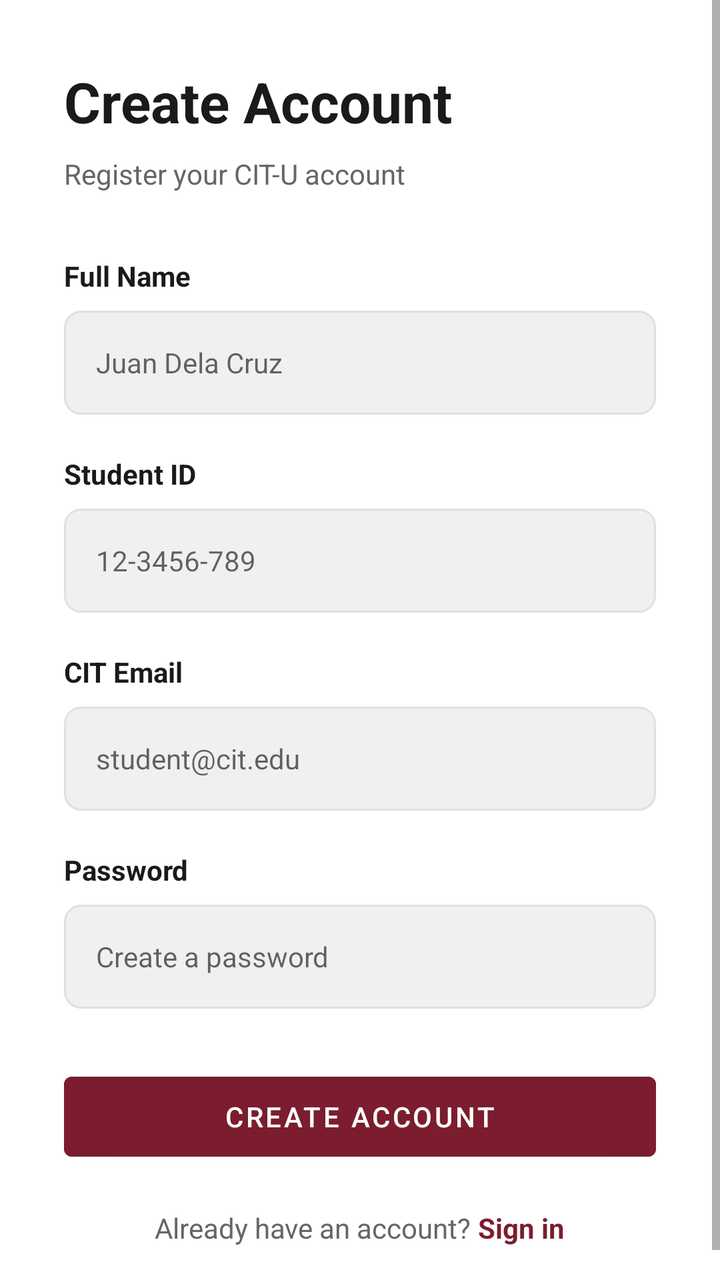
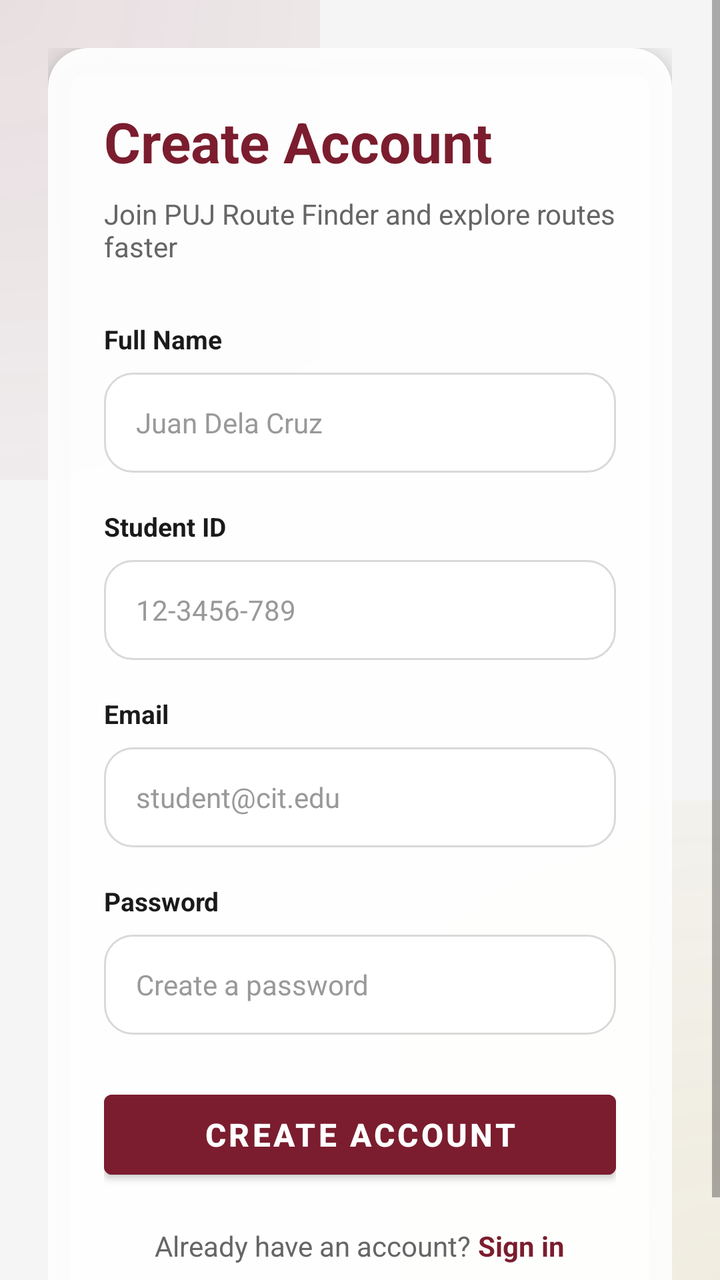

Two renders of the same Android screen: before a commit and after it. Below are the layout's source before the change and the commit's diff.
<!-- AndroidManifest.xml: application theme Theme.PUJRouteFinder -->
<!-- res/layout/activity_register.xml -->
<?xml version="1.0" encoding="utf-8"?>
<ScrollView xmlns:android="http://schemas.android.com/apk/res/android"
    android:layout_width="match_parent"
    android:layout_height="match_parent"
    android:background="#FFFFFF"
    android:fillViewport="true">

    <LinearLayout
        android:layout_width="match_parent"
        android:layout_height="wrap_content"
        android:orientation="vertical"
        android:padding="32dp"
        android:paddingTop="60dp">

        <TextView android:layout_width="match_parent" android:layout_height="wrap_content"
            android:text="Create Account" android:textSize="28sp" android:textStyle="bold"
            android:textColor="#1A1A1A" android:layout_marginBottom="8dp" />

        <TextView android:layout_width="match_parent" android:layout_height="wrap_content"
            android:text="Register your CIT-U account" android:textSize="14sp"
            android:textColor="#666666" android:layout_marginBottom="32dp" />

        <TextView android:layout_width="match_parent" android:layout_height="wrap_content"
            android:text="Full Name" android:textSize="14sp" android:textStyle="bold"
            android:textColor="#1A1A1A" android:layout_marginBottom="8dp" />
        <EditText android:id="@+id/etName" android:layout_width="match_parent"
            android:layout_height="52dp" android:hint="Juan Dela Cruz"
            android:inputType="textPersonName" android:background="@drawable/input_bg_rounded"
            android:paddingStart="16dp" android:paddingEnd="16dp"
            android:textSize="14sp" android:layout_marginBottom="20dp" />

        <TextView android:layout_width="match_parent" android:layout_height="wrap_content"
            android:text="Student ID" android:textSize="14sp" android:textStyle="bold"
            android:textColor="#1A1A1A" android:layout_marginBottom="8dp" />
        <EditText android:id="@+id/etStudentId" android:layout_width="match_parent"
            android:layout_height="52dp" android:hint="12-3456-789"
            android:background="@drawable/input_bg_rounded"
            android:paddingStart="16dp" android:paddingEnd="16dp"
            android:textSize="14sp" android:layout_marginBottom="20dp" />

        <TextView android:layout_width="match_parent" android:layout_height="wrap_content"
            android:text="CIT Email" android:textSize="14sp" android:textStyle="bold"
            android:textColor="#1A1A1A" android:layout_marginBottom="8dp" />
        <EditText android:id="@+id/etEmail" android:layout_width="match_parent"
            android:layout_height="52dp" android:hint="student@cit.edu"
            android:inputType="textEmailAddress" android:background="@drawable/input_bg_rounded"
            android:paddingStart="16dp" android:paddingEnd="16dp"
            android:textSize="14sp" android:layout_marginBottom="20dp" />

        <TextView android:layout_width="match_parent" android:layout_height="wrap_content"
            android:text="Password" android:textSize="14sp" android:textStyle="bold"
            android:textColor="#1A1A1A" android:layout_marginBottom="8dp" />
        <EditText android:id="@+id/etPassword" android:layout_width="match_parent"
            android:layout_height="52dp" android:hint="Create a password"
            android:inputType="textPassword" android:background="@drawable/input_bg_rounded"
            android:paddingStart="16dp" android:paddingEnd="16dp"
            android:textSize="14sp" android:layout_marginBottom="28dp" />

        <ProgressBar android:id="@+id/progressBar" android:layout_width="wrap_content"
            android:layout_height="wrap_content" android:layout_gravity="center"
            android:visibility="gone" android:layout_marginBottom="12dp" />

        <Button android:id="@+id/btnRegister" android:layout_width="match_parent"
            android:layout_height="52dp" android:text="Create Account"
            android:textColor="#FFFFFF" android:backgroundTint="#7B1D2E"
            android:layout_marginBottom="20dp" />

        <LinearLayout android:layout_width="wrap_content" android:layout_height="wrap_content"
            android:orientation="horizontal" android:layout_gravity="center">
            <TextView android:layout_width="wrap_content" android:layout_height="wrap_content"
                android:text="Already have an account? " android:textSize="14sp"
                android:textColor="#666666" />
            <TextView android:id="@+id/tvLogin" android:layout_width="wrap_content"
                android:layout_height="wrap_content" android:text="Sign in"
                android:textSize="14sp" android:textColor="#7B1D2E" android:textStyle="bold" />
        </LinearLayout>

    </LinearLayout>
</ScrollView>
<!-- resources referenced by this layout -->
<resources>
  <!-- drawable input_bg_rounded (drawable) -->
  <?xml version="1.0" encoding="utf-8"?>
  <shape xmlns:android="http://schemas.android.com/apk/res/android" android:shape="rectangle">
      <corners android:radius="8dp" />
      <solid android:color="#F0F0F0" />
      <stroke android:width="1dp" android:color="#E0E0E0" />
  </shape>
  <style name="Theme.PUJRouteFinder" parent="Theme.MaterialComponents.Light.NoActionBar">
          <item name="colorPrimary">#7B1D2E</item>
          <item name="colorPrimaryDark">#5A1520</item>
          <item name="colorAccent">#C9A227</item>
      </style>
</resources>

<!-- the commit's change to res/layout/activity_register.xml (unified diff, before → after) -->
@@ -1,79 +1,181 @@
 <?xml version="1.0" encoding="utf-8"?>
 <ScrollView xmlns:android="http://schemas.android.com/apk/res/android"
+    xmlns:app="http://schemas.android.com/apk/res-auto"
     android:layout_width="match_parent"
     android:layout_height="match_parent"
-    android:background="#FFFFFF"
+    android:background="@drawable/auth_bg"
     android:fillViewport="true">
 
     <LinearLayout
         android:layout_width="match_parent"
         android:layout_height="wrap_content"
         android:orientation="vertical"
-        android:padding="32dp"
-        android:paddingTop="60dp">
+        android:gravity="center"
+        android:padding="24dp">
 
-        <TextView android:layout_width="match_parent" android:layout_height="wrap_content"
-            android:text="Create Account" android:textSize="28sp" android:textStyle="bold"
-            android:textColor="#1A1A1A" android:layout_marginBottom="8dp" />
+        <androidx.cardview.widget.CardView
+            android:layout_width="match_parent"
+            android:layout_height="wrap_content"
+            app:cardCornerRadius="20dp"
+            app:cardElevation="8dp"
+            app:cardBackgroundColor="#F2FFFFFF">
 
-        <TextView android:layout_width="match_parent" android:layout_height="wrap_content"
-            android:text="Register your CIT-U account" android:textSize="14sp"
-            android:textColor="#666666" android:layout_marginBottom="32dp" />
+            <LinearLayout
+                android:layout_width="match_parent"
+                android:layout_height="wrap_content"
+                android:orientation="vertical"
+                android:padding="28dp">
 
-        <TextView android:layout_width="match_parent" android:layout_height="wrap_content"
-            android:text="Full Name" android:textSize="14sp" android:textStyle="bold"
-            android:textColor="#1A1A1A" android:layout_marginBottom="8dp" />
-        <EditText android:id="@+id/etName" android:layout_width="match_parent"
-            android:layout_height="52dp" android:hint="Juan Dela Cruz"
-            android:inputType="textPersonName" android:background="@drawable/input_bg_rounded"
-            android:paddingStart="16dp" android:paddingEnd="16dp"
-            android:textSize="14sp" android:layout_marginBottom="20dp" />
+                <TextView
+                    android:layout_width="match_parent"
+                    android:layout_height="wrap_content"
+                    android:text="Create Account"
+                    android:textSize="28sp"
+                    android:textStyle="bold"
+                    android:textColor="#7B1D2E"
+                    android:layout_marginBottom="8dp" />
 
-        <TextView android:layout_width="match_parent" android:layout_height="wrap_content"
-            android:text="Student ID" android:textSize="14sp" android:textStyle="bold"
-            android:textColor="#1A1A1A" android:layout_marginBottom="8dp" />
-        <EditText android:id="@+id/etStudentId" android:layout_width="match_parent"
-            android:layout_height="52dp" android:hint="12-3456-789"
-            android:background="@drawable/input_bg_rounded"
-            android:paddingStart="16dp" android:paddingEnd="16dp"
-            android:textSize="14sp" android:layout_marginBottom="20dp" />
+                <TextView
+                    android:layout_width="match_parent"
+                    android:layout_height="wrap_content"
+                    android:text="Join PUJ Route Finder and explore routes faster"
+                    android:textSize="14sp"
+                    android:textColor="#666666"
+                    android:layout_marginBottom="28dp" />
 
-        <TextView android:layout_width="match_parent" android:layout_height="wrap_content"
-            android:text="CIT Email" android:textSize="14sp" android:textStyle="bold"
-            android:textColor="#1A1A1A" android:layout_marginBottom="8dp" />
-        <EditText android:id="@+id/etEmail" android:layout_width="match_parent"
-            android:layout_height="52dp" android:hint="student@cit.edu"
-            android:inputType="textEmailAddress" android:background="@drawable/input_bg_rounded"
-            android:paddingStart="16dp" android:paddingEnd="16dp"
-            android:textSize="14sp" android:layout_marginBottom="20dp" />
+                <TextView
+                    android:layout_width="match_parent"
+                    android:layout_height="wrap_content"
+                    android:text="Full Name"
+                    android:textSize="13sp"
+                    android:textStyle="bold"
+                    android:textColor="#1A1A1A"
+                    android:layout_marginBottom="8dp" />
 
-        <TextView android:layout_width="match_parent" android:layout_height="wrap_content"
-            android:text="Password" android:textSize="14sp" android:textStyle="bold"
-            android:textColor="#1A1A1A" android:layout_marginBottom="8dp" />
-        <EditText android:id="@+id/etPassword" android:layout_width="match_parent"
-            android:layout_height="52dp" android:hint="Create a password"
-            android:inputType="textPassword" android:background="@drawable/input_bg_rounded"
-            android:paddingStart="16dp" android:paddingEnd="16dp"
-            android:textSize="14sp" android:layout_marginBottom="28dp" />
+                <EditText
+                    android:id="@+id/etName"
+                    android:layout_width="match_parent"
+                    android:layout_height="50dp"
+                    android:hint="Juan Dela Cruz"
+                    android:inputType="textPersonName"
+                    android:background="@drawable/input_bg_rounded"
+                    android:paddingStart="16dp"
+                    android:paddingEnd="16dp"
+                    android:textSize="14sp"
+                    android:textColor="#1A1A1A"
+                    android:textColorHint="#999999"
+                    android:layout_marginBottom="18dp" />
 
-        <ProgressBar android:id="@+id/progressBar" android:layout_width="wrap_content"
-            android:layout_height="wrap_content" android:layout_gravity="center"
-            android:visibility="gone" android:layout_marginBottom="12dp" />
+                <TextView
+                    android:layout_width="match_parent"
+                    android:layout_height="wrap_content"
+                    android:text="Student ID"
+                    android:textSize="13sp"
+                    android:textStyle="bold"
+                    android:textColor="#1A1A1A"
+                    android:layout_marginBottom="8dp" />
 
-        <Button android:id="@+id/btnRegister" android:layout_width="match_parent"
-            android:layout_height="52dp" android:text="Create Account"
-            android:textColor="#FFFFFF" android:backgroundTint="#7B1D2E"
-            android:layout_marginBottom="20dp" />
+                <EditText
+                    android:id="@+id/etStudentId"
+                    android:layout_width="match_parent"
+                    android:layout_height="50dp"
+                    android:hint="12-3456-789"
+                    android:background="@drawable/input_bg_rounded"
+                    android:paddingStart="16dp"
+                    android:paddingEnd="16dp"
+                    android:textSize="14sp"
+                    android:textColor="#1A1A1A"
+                    android:textColorHint="#999999"
+                    android:layout_marginBottom="18dp" />
 
-        <LinearLayout android:layout_width="wrap_content" android:layout_height="wrap_content"
-            android:orientation="horizontal" android:layout_gravity="center">
-            <TextView android:layout_width="wrap_content" android:layout_height="wrap_content"
-                android:text="Already have an account? " android:textSize="14sp"
-                android:textColor="#666666" />
-            <TextView android:id="@+id/tvLogin" android:layout_width="wrap_content"
-                android:layout_height="wrap_content" android:text="Sign in"
-                android:textSize="14sp" android:textColor="#7B1D2E" android:textStyle="bold" />
-        </LinearLayout>
+                <TextView
+                    android:layout_width="match_parent"
+                    android:layout_height="wrap_content"
+                    android:text="Email"
+                    android:textSize="13sp"
+                    android:textStyle="bold"
+                    android:textColor="#1A1A1A"
+                    android:layout_marginBottom="8dp" />
 
+                <EditText
+                    android:id="@+id/etEmail"
+                    android:layout_width="match_parent"
+                    android:layout_height="50dp"
+                    android:hint="student@cit.edu"
+                    android:inputType="textEmailAddress"
+                    android:background="@drawable/input_bg_rounded"
+                    android:paddingStart="16dp"
+                    android:paddingEnd="16dp"
+                    android:textSize="14sp"
+                    android:textColor="#1A1A1A"
+                    android:textColorHint="#999999"
+                    android:layout_marginBottom="18dp" />
+
+                <TextView
+                    android:layout_width="match_parent"
+                    android:layout_height="wrap_content"
+                    android:text="Password"
+                    android:textSize="13sp"
+                    android:textStyle="bold"
+                    android:textColor="#1A1A1A"
+                    android:layout_marginBottom="8dp" />
+
+                <EditText
+                    android:id="@+id/etPassword"
+                    android:layout_width="match_parent"
+                    android:layout_height="50dp"
+                    android:hint="Create a password"
+                    android:inputType="textPassword"
+                    android:background="@drawable/input_bg_rounded"
+                    android:paddingStart="16dp"
+                    android:paddingEnd="16dp"
+                    android:textSize="14sp"
+                    android:textColor="#1A1A1A"
+                    android:textColorHint="#999999"
+                    android:layout_marginBottom="24dp" />
+
+                <ProgressBar
+                    android:id="@+id/progressBar"
+                    android:layout_width="wrap_content"
+                    android:layout_height="wrap_content"
+                    android:layout_gravity="center"
+                    android:visibility="gone"
+                    android:layout_marginBottom="12dp" />
+
+                <Button
+                    android:id="@+id/btnRegister"
+                    android:layout_width="match_parent"
+                    android:layout_height="52dp"
+                    android:text="Create Account"
+                    android:textSize="16sp"
+                    android:textStyle="bold"
+                    android:textColor="#FFFFFF"
+                    android:backgroundTint="#7B1D2E"
+                    android:layout_marginBottom="20dp" />
+
+                <LinearLayout
+                    android:layout_width="wrap_content"
+                    android:layout_height="wrap_content"
+                    android:orientation="horizontal"
+                    android:layout_gravity="center">
+
+                    <TextView
+                        android:layout_width="wrap_content"
+                        android:layout_height="wrap_content"
+                        android:text="Already have an account? "
+                        android:textSize="14sp"
+                        android:textColor="#666666" />
+
+                    <TextView
+                        android:id="@+id/tvLogin"
+                        android:layout_width="wrap_content"
+                        android:layout_height="wrap_content"
+                        android:text="Sign in"
+                        android:textSize="14sp"
+                        android:textColor="#7B1D2E"
+                        android:textStyle="bold" />
+                </LinearLayout>
+            </LinearLayout>
+        </androidx.cardview.widget.CardView>
     </LinearLayout>
 </ScrollView>
<!-- resource entries referenced after the edit -->
@@ -1,16 +1,56 @@
 <!-- resources referenced by this layout -->
 <resources>
+  <!-- drawable auth_bg (drawable) -->
+  <?xml version="1.0" encoding="utf-8"?>
+  <layer-list xmlns:android="http://schemas.android.com/apk/res/android">
+      
+      <item>
+          <shape>
+              <solid android:color="#F5F5F5" />
+          </shape>
+      </item>
+  
+      
+      <item android:bottom="400dp" android:right="200dp">
+          <shape>
+              <gradient
+                  android:type="radial"
+                  android:gradientRadius="400dp"
+                  android:startColor="#1A7B1D2E"
+                  android:endColor="#007B1D2E"
+                  android:centerX="0"
+                  android:centerY="0" />
+          </shape>
+      </item>
+  
+      
+      <item android:top="400dp" android:left="200dp">
+          <shape>
+              <gradient
+                  android:type="radial"
+                  android:gradientRadius="400dp"
+                  android:startColor="#1AC9A227"
+                  android:endColor="#00C9A227"
+                  android:centerX="1"
+                  android:centerY="1" />
+          </shape>
+      </item>
+  </layer-list>
   <!-- drawable input_bg_rounded (drawable) -->
   <?xml version="1.0" encoding="utf-8"?>
-  <shape xmlns:android="http://schemas.android.com/apk/res/android" android:shape="rectangle">
-      <corners android:radius="8dp" />
-      <solid android:color="#F0F0F0" />
-      <stroke android:width="1dp" android:color="#E0E0E0" />
+  <shape xmlns:android="http://schemas.android.com/apk/res/android"
+      android:shape="rectangle">
+      <solid android:color="#FFFFFF" />
+      <stroke
+          android:width="1dp"
+          android:color="#D9D9D9" />
+      <corners android:radius="14dp" />
   </shape>
   <style name="Theme.PUJRouteFinder" parent="Theme.MaterialComponents.Light.NoActionBar">
           <item name="colorPrimary">#7B1D2E</item>
           <item name="colorPrimaryDark">#5A1520</item>
           <item name="colorAccent">#C9A227</item>
+          <item name="android:windowBackground">#FFFFFF</item>
       </style>
 </resources>
 
